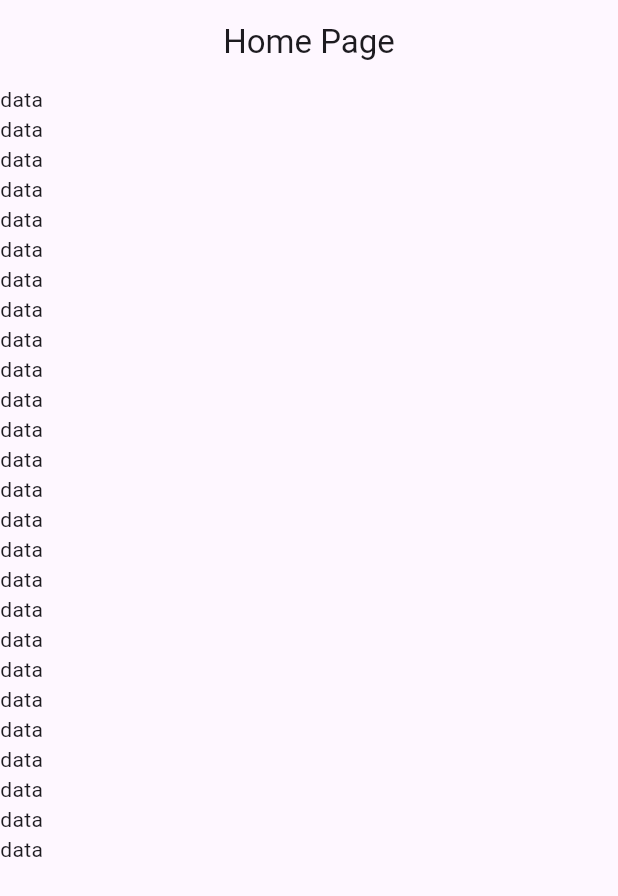
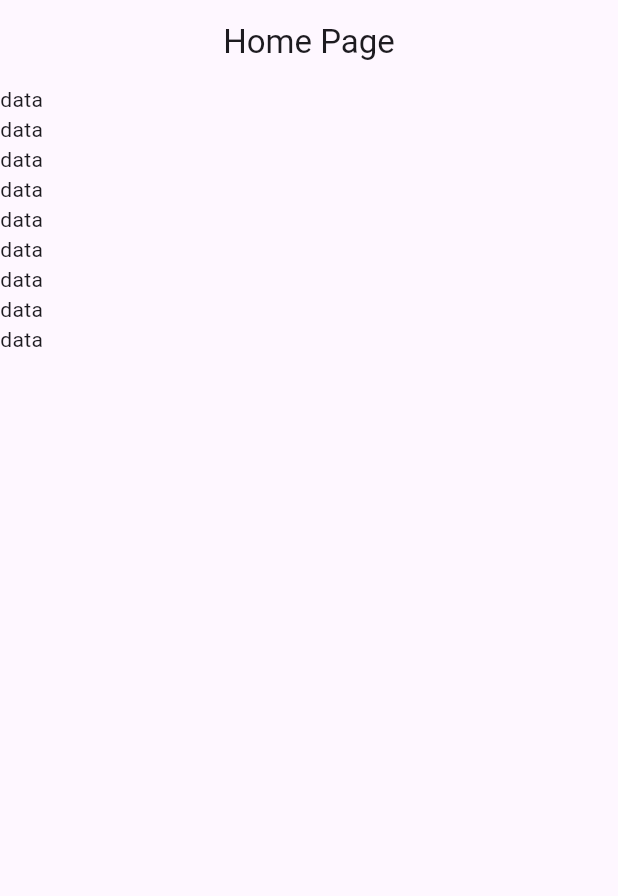
Before and after one commit to fahimshahariar09/medical_store, a Flutter app: the screen it shows after launch, on a phone screen of 412 x 824 dp. Shown: the top 896 px of the screen. Run offline on Flutter 3.47's test engine with Material 3 defaults, Android fonts, the phone set to English and light mode, and no system bars.

Commit message:
first commit

```diff
--- a/lib/view/screen/home_page.dart
+++ b/lib/view/screen/home_page.dart
@@ -21,22 +21,7 @@ Text("data"),
 Text("data"),
 Text("data"),
 Text("data"),
-Text("data"),
-Text("data"),
-Text("data"),
-Text("data"),
-Text("data"),
-Text("data"),
-Text("data"),Text("data"),
-Text("data"),
-Text("data"),
-Text("data"),
-Text("data"),
-Text("data"),
-Text("data"),
-Text("data"),
-Text("data"),
-Text("data"),
+
         ],
       ),
     );
```
